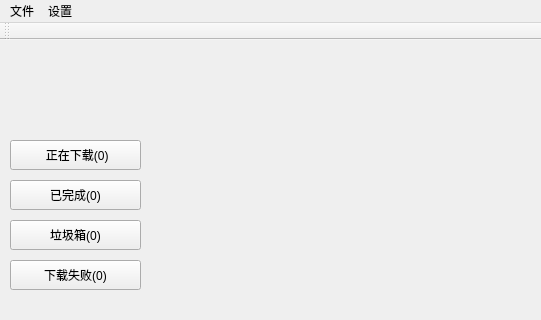
Old version of the form mainwindow.ui in the repository uestcer/thunderXware; both pictures show x 0 to 541 and y 0 to 320 of the 1005 by 600 pixel window.
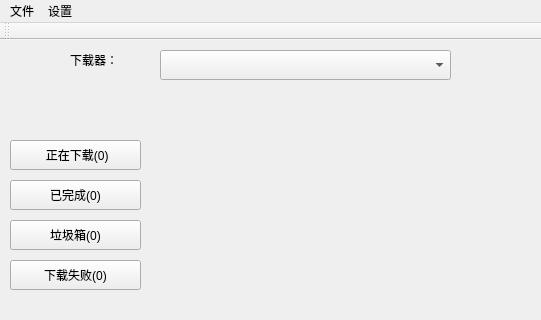
New version of the form.

Commit message: 多下载器选择支持

Patch:
```diff
--- a/mainwindow.ui
+++ b/mainwindow.ui
@@ -91,6 +91,29 @@
      <bool>false</bool>
     </property>
    </widget>
+   <widget class="QComboBox" name="selectDownloader">
+    <property name="geometry">
+     <rect>
+      <x>160</x>
+      <y>10</y>
+      <width>291</width>
+      <height>30</height>
+     </rect>
+    </property>
+   </widget>
+   <widget class="QLabel" name="label">
+    <property name="geometry">
+     <rect>
+      <x>70</x>
+      <y>10</y>
+      <width>67</width>
+      <height>20</height>
+     </rect>
+    </property>
+    <property name="text">
+     <string>下载器：</string>
+    </property>
+   </widget>
   </widget>
   <widget class="QMenuBar" name="menuBar">
    <property name="geometry">
```
The commit also changes 4 other files.
